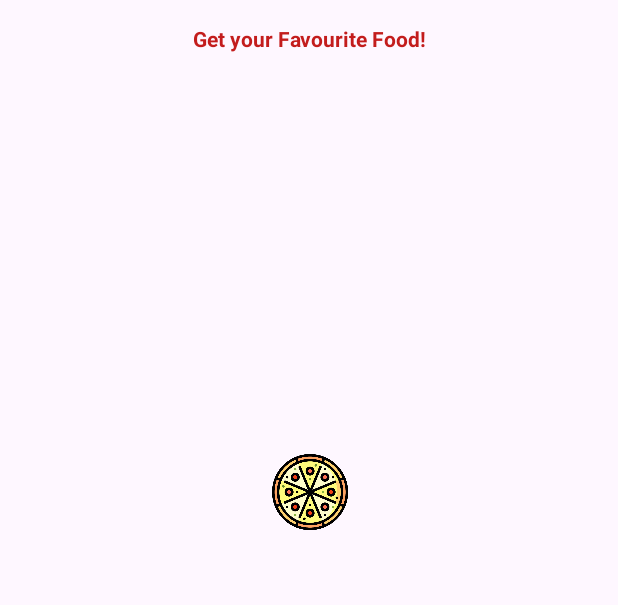
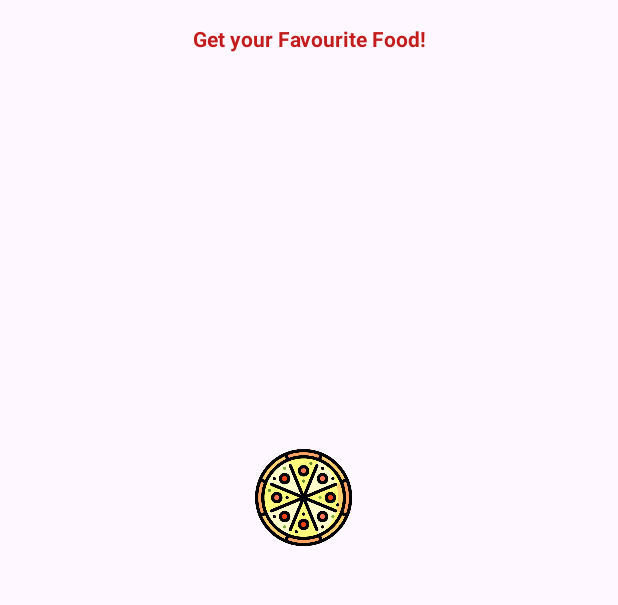
Before and after one commit to the-punisher-29/EatScape, an Android app: the SplashScreen screen opened directly, with no data from a screen before it, on a phone screen of 412 x 824 dp, the part 393-998 px from its top. Run offline under Robolectric (Android 15) with nearby library versions, the phone set to English and light mode, and no system bars; Roboto replaces fonts that are not available here.

Commit message:
Contains res pertaining to Splash and Login Screens

```diff
--- a/app/build.gradle.kts
+++ b/app/build.gradle.kts
@@ -15,6 +15,10 @@ android {
         versionName = "1.0"
 
         testInstrumentationRunner = "androidx.test.runner.AndroidJUnitRunner"
+    }
+
+    buildFeatures{
+        viewBinding=true
     }
 
     buildTypes {
--- a/app/src/main/res/layout/activity_login.xml
+++ b/app/src/main/res/layout/activity_login.xml
@@ -5,6 +5,7 @@
     android:id="@+id/main"
     android:layout_width="match_parent"
     android:layout_height="match_parent"
+    android:elevation="5dp"
     tools:context=".LoginActivity">
 
     <ImageView
@@ -64,8 +65,10 @@
         android:layout_width="325dp"
         android:layout_height="57dp"
         android:layout_marginTop="24dp"
+        android:background="@drawable/edittextshape"
         android:drawableLeft="@drawable/mail_02"
         android:drawablePadding="15dp"
+        android:elevation="5dp"
         android:ems="10"
         android:fontFamily="@font/aclonica"
         android:hint="@string/email"
@@ -74,7 +77,6 @@
         android:textColorHint="#546E7A"
         android:textSize="14sp"
         app:layout_constraintEnd_toEndOf="@+id/textView3"
-        app:layout_constraintHorizontal_bias="0.497"
         app:layout_constraintStart_toStartOf="@+id/textView3"
         app:layout_constraintTop_toBottomOf="@+id/textView3"
         tools:ignore="RtlSymmetry" />
@@ -84,8 +86,10 @@
         android:layout_width="325dp"
         android:layout_height="57dp"
         android:layout_marginTop="16dp"
+        android:background="@drawable/edittextshape"
         android:drawableLeft="@drawable/lock_01"
         android:drawablePadding="15dp"
+        android:elevation="5dp"
         android:ems="10"
         android:fontFamily="@font/aclonica"
         android:hint="@string/password"
--- a/app/src/main/res/layout/activity_splash_screen.xml
+++ b/app/src/main/res/layout/activity_splash_screen.xml
@@ -54,16 +54,16 @@
         <!-- Rotating wheel ImageView -->
         <ImageView
             android:id="@+id/rotating_wheel"
-            android:layout_width="50dp"
-            android:layout_height="50dp"
+            android:layout_width="64dp"
+            android:layout_height="64dp"
             android:layout_alignParentStart="true"
             android:layout_alignParentTop="true"
             android:layout_alignParentEnd="true"
             android:layout_alignParentBottom="true"
-            android:layout_marginStart="181dp"
-            android:layout_marginTop="518dp"
-            android:layout_marginEnd="180dp"
-            android:layout_marginBottom="162dp"
+            android:layout_marginStart="170dp"
+            android:layout_marginTop="515dp"
+            android:layout_marginEnd="177dp"
+            android:layout_marginBottom="152dp"
             android:src="@drawable/ic_rotating_wheel" />
 
         <!-- Other views like logo or text can be added here -->
--- a/app/src/main/res/layout/activity_start.xml
+++ b/app/src/main/res/layout/activity_start.xml
@@ -33,7 +33,7 @@
         app:layout_constraintTop_toBottomOf="@+id/imageView2" />
 
     <androidx.appcompat.widget.AppCompatButton
-        android:id="@+id/nextbutton"
+        android:id="@+id/nextButton"
         android:layout_width="150dp"
         android:layout_height="57dp"
         android:layout_marginTop="32dp"
```
Also changed, not shown: app/src/main/AndroidManifest.xml (+6 -3 lines), app/src/main/java/in/sk/eatscape/LoginActivity.kt (+13 -4 lines), app/src/main/java/in/sk/eatscape/StartActivity.kt (+10 -3 lines).
